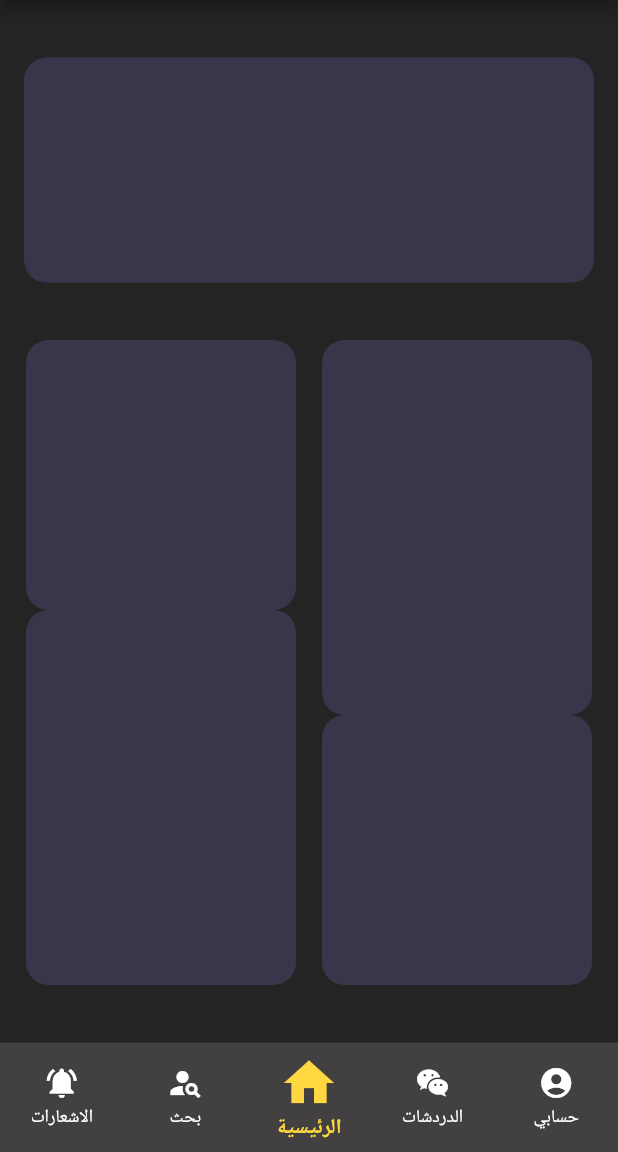
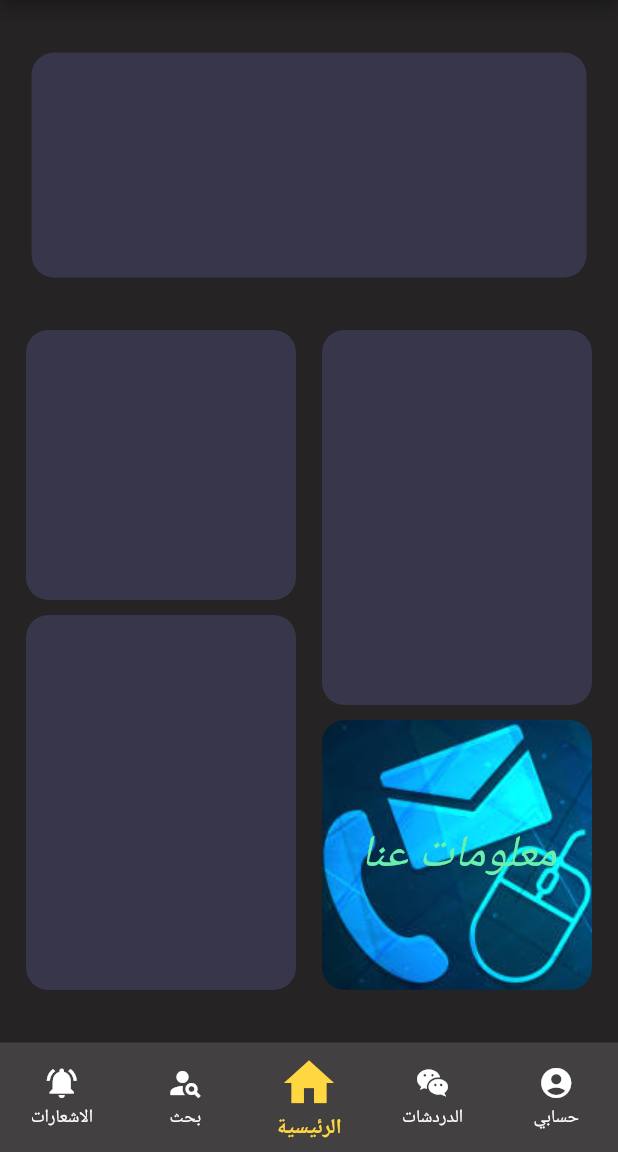
Before and after one commit to AshrafHamayel/graduate_proj, a Flutter app: the screen it shows after launch, on a phone screen of 412 x 824 dp, the part 84-1236 px from its top. Run offline on Flutter 3.47's test engine with Material 2 defaults, Android fonts, the phone set to English and light mode, and no system bars.

Commit message:
edit home page

```diff
--- a/lib/homePage.dart
+++ b/lib/homePage.dart
@@ -1,103 +1,91 @@
 import 'package:flutter/material.dart';
-class HomePage extends StatelessWidget{
-var services = [
-  "hello",
-  "hi"
-];
+import 'dart:ui' as ui;
 
-var images = [
-  "images/gg.png",
-  "images/bulder.jpg"
-];
+class HomePage extends StatelessWidget {
+  var services = ["hello", "hi"];
 
+  var images = ["images/gg.png", "images/bulder.jpg"];
 
   @override
   Widget build(BuildContext context) {
     return Column(
-
-     mainAxisAlignment:MainAxisAlignment.spaceEvenly ,
-
+      mainAxisAlignment: MainAxisAlignment.spaceEvenly,
       children: [
         Row(
-          mainAxisAlignment:MainAxisAlignment.spaceEvenly ,
-
+          mainAxisAlignment: MainAxisAlignment.spaceEvenly,
           children: [
-
-               Container(
-
-                height: 150,
-                width: 380,
-                decoration:BoxDecoration(
+            Container(
+              height: 150,
+              width: 370,
+              decoration: BoxDecoration(
                   color: Color.fromARGB(221, 59, 57, 80),
-                  borderRadius: BorderRadius.circular(15)
+                  borderRadius: BorderRadius.circular(15)),
+            ),
+          ],
+        ),
+        Row(
+          mainAxisAlignment: MainAxisAlignment.spaceEvenly,
+          children: [
+            Column(
+              children: [
+                Container(
+                  height: 180,
+                  width: 180,
+                  decoration: BoxDecoration(
+                      color: Color.fromARGB(221, 59, 57, 80),
+                      borderRadius: BorderRadius.circular(15)),
                 ),
-              ),
-               ],
-        ),
-              Row(
-                mainAxisAlignment:MainAxisAlignment.spaceEvenly ,
-
-                children: [
-                  Column(
-
-
-                    children: [
-                      Container(
-
-                        height: 180,
-                        width: 180,
-                        decoration:BoxDecoration(
-                          color: Color.fromARGB(221, 59, 57, 80),
-                          borderRadius: BorderRadius.circular(15)
-                        ),
-
-
-                      ),
-                      Container(
-
-                    height: 250,
-                    width: 180,
-                    decoration:BoxDecoration(
+                SizedBox(height: 10),
+                Container(
+                  height: 250,
+                  width: 180,
+                  decoration: BoxDecoration(
                       color: Color.fromARGB(221, 59, 57, 80),
-                      borderRadius: BorderRadius.circular(15)
-                    ),
-                  )
-                    ],
+                      borderRadius: BorderRadius.circular(15)),
+                )
+              ],
+            ),
+            Column(
+              children: [
+                Container(
+                  height: 250,
+                  width: 180,
+                  decoration: BoxDecoration(
+                      color: Color.fromARGB(221, 59, 57, 80),
+                      borderRadius: BorderRadius.circular(15)),
+                ),
+                SizedBox(height: 10),
+                InkWell(
+                  customBorder: RoundedRectangleBorder(
+                    borderRadius: BorderRadius.circular(15),
                   ),
-                 Column(
-
-
-                    children: [
-                      Container(
-
-                        height: 250,
-                        width: 180,
-                        decoration:BoxDecoration(
-                          color: Color.fromARGB(221, 59, 57, 80),
-                          borderRadius: BorderRadius.circular(15)
-                        ),
-
-
-                      ),
-                      Container(
-
-
+                  onTap: () {},
+                  child: Container(
                     height: 180,
                     width: 180,
-                    decoration:BoxDecoration(
-                      color: Color.fromARGB(221, 59, 57, 80),
-                      borderRadius: BorderRadius.circular(15)
+                    decoration: BoxDecoration(
+                        image: const DecorationImage(
+                          image: AssetImage('images/about.png'),
+                          opacity: 145,
+                          fit: BoxFit.cover,
+                        ),
+                        borderRadius: BorderRadius.circular(15)),
+                    child: Center(
+                      child: Text(
+                        'معلومات عنا',
+                        style: TextStyle(
+                            fontSize: 30,
+                            color: Colors.greenAccent,
+                            fontStyle: FontStyle.italic),
+                      ),
                     ),
-                  )
-                    ],
                   ),
-                ],
-              )
-
-
-
+                ),
+              ],
+            ),
+          ],
+        )
       ],
     );
   }
-
 }
--- a/pubspec.yaml
+++ b/pubspec.yaml
@@ -62,6 +62,8 @@ flutter:
    - images/gg.png
    - images/bulder.jpg
    - images/clen.jpg
+   - images/aboutUS.jpg
+   - images/about.png
 
   # An image asset can refer to one or more resolution-specific "variants", see
   # https://flutter.dev/assets-and-images/#resolution-aware
```
Also changed, not shown: lib/signIn.dart (+10 -23 lines), images/about.png (added), images/aboutUS.jpg (added).
